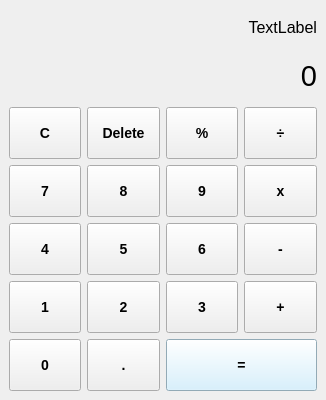
This is ui/calculadora.ui in TenQy/Calculadora-Basica as Qt 5 draws it before an edit. The edited form follows.
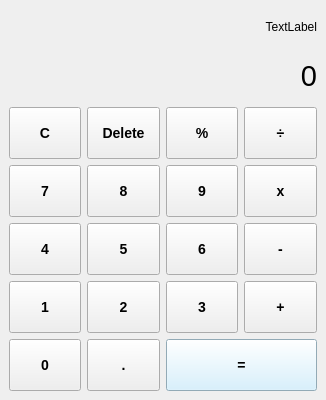
This is the edited form.

Commit message:
fix: resolve decimal input limitation and display overflow issues
- Allow decimal point input up to 16 character limit
- Prevent display overflow when multiplying 16-digit numbers
- Update format validation threshold from 16 to 17 characters

The edit to the form file:
```diff
--- a/ui/calculadora.ui
+++ b/ui/calculadora.ui
@@ -42,7 +42,7 @@
      <widget class="QLabel" name="history_display">
       <property name="font">
        <font>
-        <pointsize>12</pointsize>
+        <pointsize>9</pointsize>
        </font>
       </property>
       <property name="text">
```
The commit also changes 2 other files.
